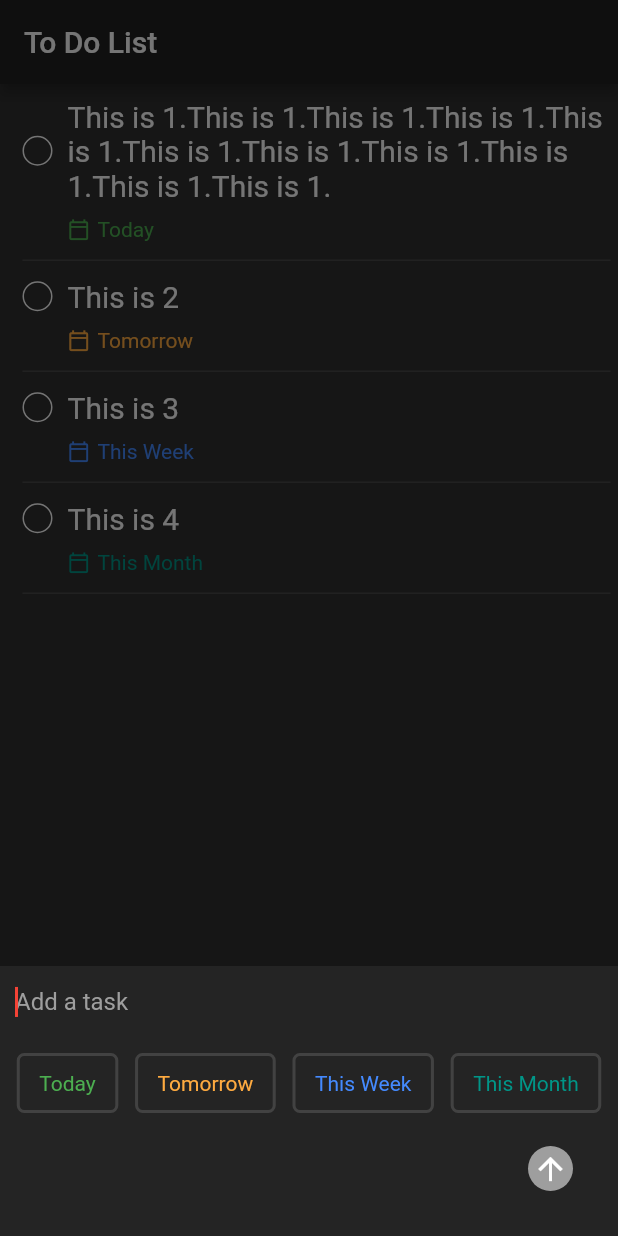
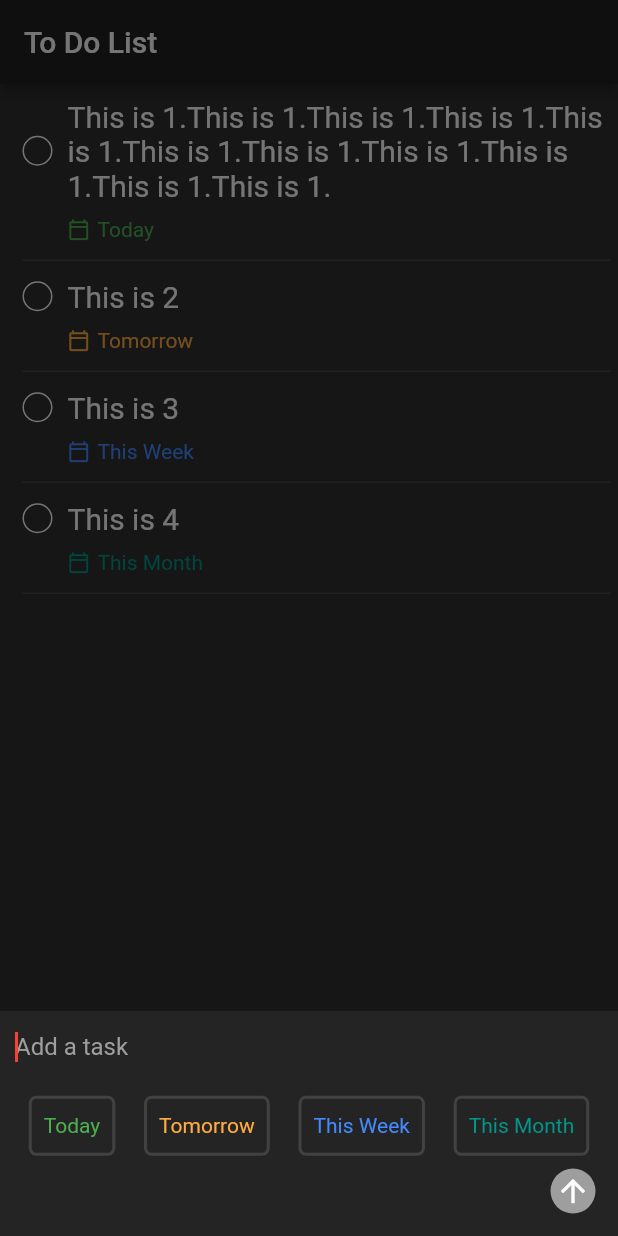
Before and after one commit to Kotaro666-dev/flutter_practice, a Flutter app: the screen it shows after launch, after a tap on the "add" icon, on a phone screen of 412 x 824 dp. Run offline on Flutter 3.47's test engine with Material 2 defaults, Android fonts, the phone set to English and light mode, and no system bars; our stand-ins replace flutter_redux, flutter_riverpod, redux.

Commit message:
Update: Update ModalBottomSheet UI and logic

```diff
--- a/to_do_list_with_riverpod/lib/view/home_page.dart
+++ b/to_do_list_with_riverpod/lib/view/home_page.dart
@@ -34,9 +34,9 @@ class HomePage extends ConsumerWidget {
           color: Colors.white,
         ),
         onPressed: () async {
-          await _buildOnTapAddToDoButton(
+          await _buildOnTapAddNewToDoButton(
             context,
-            notifier.resetSelectedDeadlineCard,
+            notifier.resetModalBottomSheet,
           );
         },
       ),
@@ -153,12 +153,13 @@ class HomePage extends ConsumerWidget {
     );
   }
 
-  Future<void> _buildOnTapAddToDoButton(
+  Future<void> _buildOnTapAddNewToDoButton(
     BuildContext context,
-    VoidCallback resetDeadlineCard,
+    VoidCallback resetModalBottomSheet,
   ) {
     return showModalBottomSheet<void>(
       context: context,
+      isScrollControlled: true,
       builder: (BuildContext context) {
         return Consumer(
           builder: (BuildContext context, watch, child) {
@@ -166,16 +167,13 @@ class HomePage extends ConsumerWidget {
             return GestureDetector(
               onTap: () => notifier.resetSelectedDeadlineCard,
               child: SizedBox(
-                height: 180,
+                height: 150,
                 child: DecoratedBox(
                   decoration: const BoxDecoration(
                     color: Colors.black26,
                   ),
-                  child: Stack(
-                    children: [
-                      Column(
+                  child: Column(
                     mainAxisAlignment: MainAxisAlignment.spaceBetween,
-                        mainAxisSize: MainAxisSize.min,
                     children: <Widget>[
                       Padding(
                         padding: const EdgeInsets.only(left: 10),
@@ -191,21 +189,17 @@ class HomePage extends ConsumerWidget {
                               color: Colors.grey,
                             ),
                             enabledBorder: UnderlineInputBorder(
-                                  borderSide:
-                                      BorderSide(color: Colors.transparent),
+                              borderSide: BorderSide(color: Colors.transparent),
                             ),
                             focusedBorder: UnderlineInputBorder(
-                                  borderSide:
-                                      BorderSide(color: Colors.transparent),
+                              borderSide: BorderSide(color: Colors.transparent),
                             ),
                             border: UnderlineInputBorder(
-                                  borderSide:
-                                      BorderSide(color: Colors.transparent),
+                              borderSide: BorderSide(color: Colors.transparent),
                             ),
                           ),
                         ),
                       ),
-                          const SizedBox(height: 10),
                       Row(
                         mainAxisAlignment: MainAxisAlignment.spaceEvenly,
                         children: const [
@@ -215,12 +209,12 @@ class HomePage extends ConsumerWidget {
                           DeadlineCard(deadlineType: Deadline.thisMonth),
                         ],
                       ),
-                        ],
-                      ),
-                      Positioned(
-                        bottom: 30,
-                        right: 30,
-                        child: CircleAvatar(
+                      Padding(
+                        padding: const EdgeInsets.only(right: 15, bottom: 15),
+                        child: Row(
+                          mainAxisAlignment: MainAxisAlignment.end,
+                          children: [
+                            CircleAvatar(
                               backgroundColor:
                                   notifier.isActive ? Colors.red : Colors.grey,
                               radius: 15,
@@ -234,13 +228,16 @@ class HomePage extends ConsumerWidget {
                                     if (notifier.toDoList.isNotEmpty) {
                                       notifier.listKey.currentState.insertItem(
                                         notifier.toDoList.length,
-                                    duration: const Duration(milliseconds: 200),
+                                        duration:
+                                            const Duration(milliseconds: 200),
                                       );
                                     }
                                     notifier.onTapSubmitButton(context);
                                   }
                                 },
                               ),
+                            ),
+                          ],
                         ),
                       ),
                     ],
@@ -252,7 +249,7 @@ class HomePage extends ConsumerWidget {
         );
       },
     ).whenComplete(() {
-      resetDeadlineCard();
+      resetModalBottomSheet();
     });
   }
 }
@@ -304,7 +301,7 @@ class DeadlineCard extends ConsumerWidget {
             borderRadius: BorderRadius.circular(5),
           ),
           child: Padding(
-            padding: const EdgeInsets.symmetric(horizontal: 15),
+            padding: const EdgeInsets.symmetric(horizontal: 10),
             child: Center(
               child: Row(
                 mainAxisAlignment: MainAxisAlignment.center,
```
Also changed, not shown: to_do_list_with_riverpod/lib/view/home_page_notifier.dart (+8 -0 lines). Lines whose indentation alone changed are shown as unchanged.
